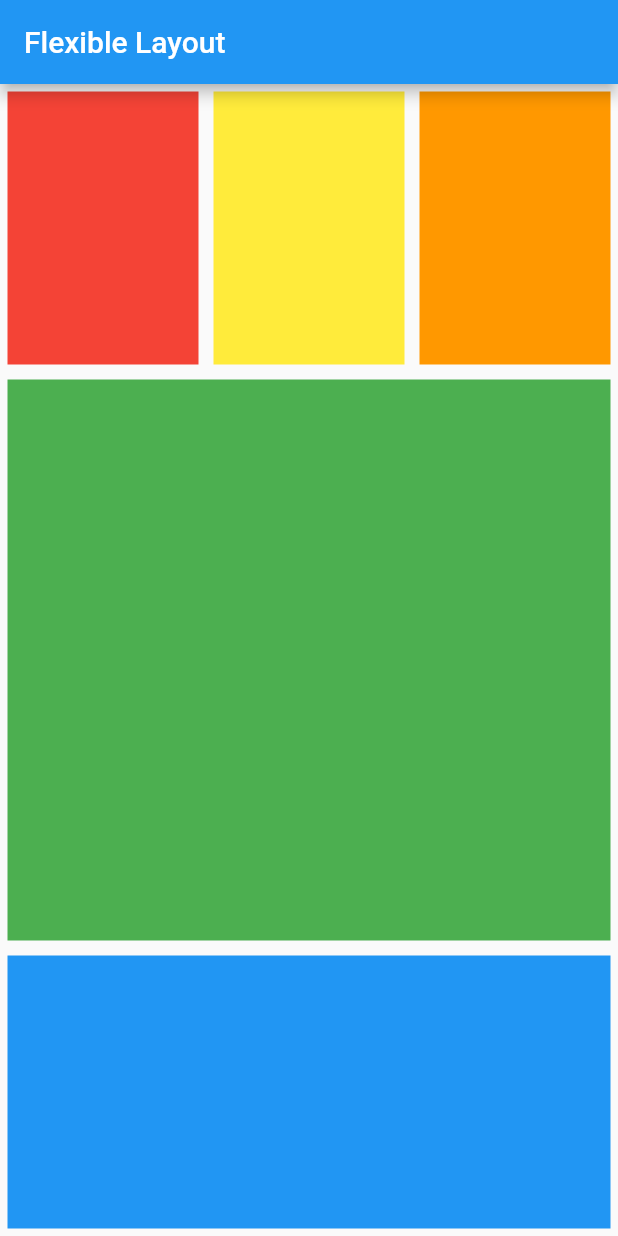
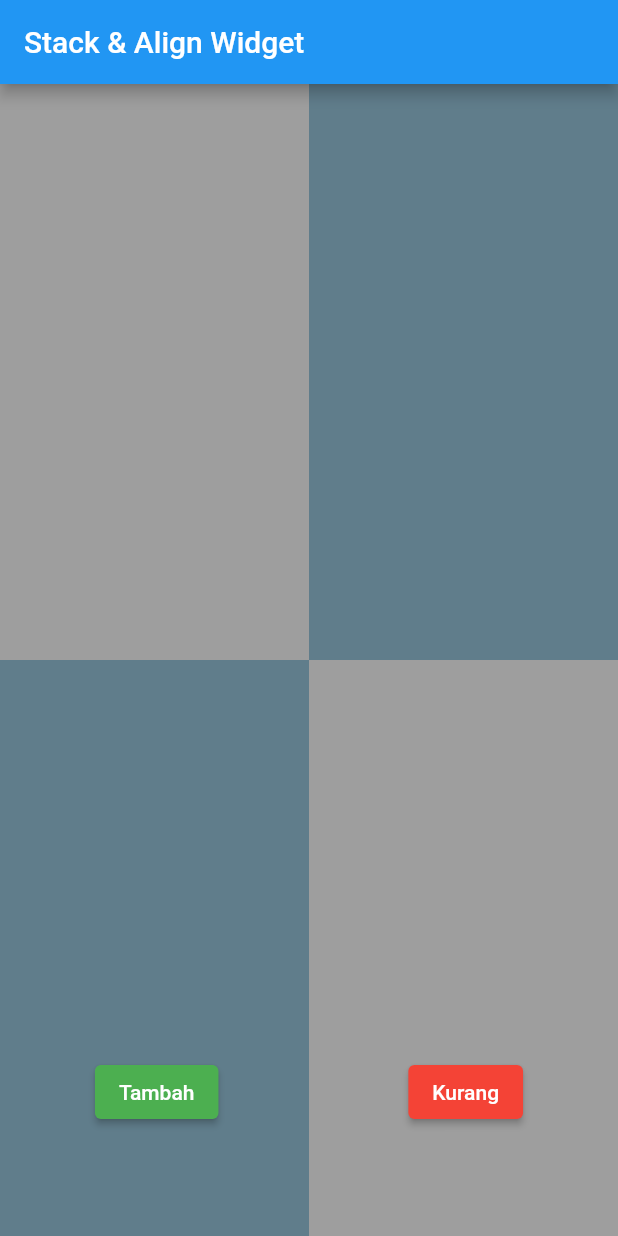
Before and after one commit to adityaramadhani050/belajar-flutter, a Flutter app: the screen it shows after launch, on a phone screen of 412 x 824 dp. Run offline on Flutter 3.47's test engine with Material 2 defaults, Android fonts, the phone set to English and light mode, and no system bars.

Commit message:
Stack and Align Widget

```diff
--- a/my_tutorial_application/lib/main.dart
+++ b/my_tutorial_application/lib/main.dart
@@ -1,19 +1,28 @@
 import 'package:flutter/cupertino.dart';
 import 'package:flutter/material.dart';
+import 'package:flutter/widgets.dart';
 
 void main() {
   runApp(const MyApp());
 }
 
-class MyApp extends StatelessWidget {
+class MyApp extends StatefulWidget {
   const MyApp({Key? key}) : super(key: key);
 
+  @override
+  State<MyApp> createState() => _MyAppState();
+}
+
+class _MyAppState extends State<MyApp> {
+  int _counter = 0;
   @override
   Widget build(BuildContext context) {
     return MaterialApp(
       home: Scaffold(
-        appBar: AppBar(title: const Text('Flexible Layout')),
-        body: Column(
+        appBar: AppBar(title: const Text('Stack & Align Widget')),
+        body: Stack(
+          children: [
+            Column(
               children: [
                 Flexible(
                   flex: 1,
@@ -22,39 +31,82 @@ class MyApp extends StatelessWidget {
                       Flexible(
                         flex: 1,
                         child: Container(
-                      color: Colors.red,
-                      margin: const EdgeInsets.all(5),
+                          color: Colors.grey,
                         ),
                       ),
                       Flexible(
                         flex: 1,
                         child: Container(
-                      color: Colors.yellow,
-                      margin: const EdgeInsets.all(5),
+                          color: Colors.blueGrey,
+                        ),
+                      )
+                    ],
+                  ),
+                ),
+                Flexible(
+                  flex: 1,
+                  child: Row(
+                    children: [
+                      Flexible(
+                        flex: 1,
+                        child: Container(
+                          color: Colors.blueGrey,
                         ),
                       ),
                       Flexible(
                         flex: 1,
                         child: Container(
-                      color: Colors.orange,
-                      margin: const EdgeInsets.all(5),
+                          color: Colors.grey,
+                        ),
+                      )
+                    ],
+                  ),
+                )
+              ],
+            ),
+            Padding(
+              padding: const EdgeInsets.all(10),
+              child: ListView.builder(
+                itemCount: _counter,
+                itemBuilder: (_, index) => Text(
+                  'Ini adalah teks ke-${index + 1}',
+                  style: const TextStyle(
+                    fontSize: 30,
+                    fontWeight: FontWeight.bold,
+                  ),
+                ),
+              ),
+            ),
+            Align(
+              alignment: const Alignment(0, 0.8),
+              child: Row(
+                mainAxisAlignment: MainAxisAlignment.spaceAround,
+                children: [
+                  ElevatedButton(
+                    onPressed: () {
+                      setState(() {
+                        _counter++;
+                      });
+                    },
+                    child: const Text('Tambah'),
+                    style: ButtonStyle(
+                      backgroundColor: MaterialStateProperty.all(Colors.green),
+                    ),
+                  ),
+                  ElevatedButton(
+                    onPressed: () {
+                      setState(() {
+                        if (_counter > 0) {
+                          _counter--;
+                        }
+                      });
+                    },
+                    child: const Text('Kurang'),
+                    style: ButtonStyle(
+                      backgroundColor: MaterialStateProperty.all(Colors.red),
                     ),
                   ),
                 ],
-              ),
-            ),
-            Flexible(
-              flex: 2,
-              child: Container(
-                color: Colors.green,
-                margin: const EdgeInsets.all(5),
-              ),
-            ),
-            Flexible(
-              flex: 1,
-              child: Container(
-                color: Colors.blue,
-                margin: const EdgeInsets.all(5),
               ),
             ),
           ],
```
Lines whose indentation alone changed are shown as unchanged.
